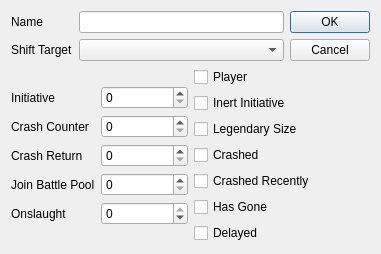
Before: the Qt Designer form gui/Modification_Window.ui in ErikSeguinte/Ex3E-Tracker, drawn with Qt 5.
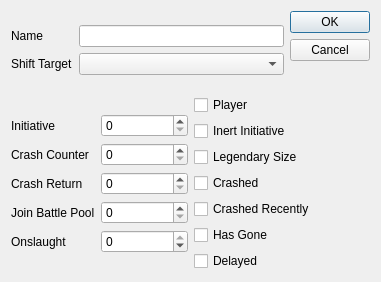
After: the same form once the commit is applied.

```diff
--- a/gui/Modification_Window.ui
+++ b/gui/Modification_Window.ui
@@ -7,7 +7,7 @@
     <x>0</x>
     <y>0</y>
     <width>381</width>
-    <height>239</height>
+    <height>282</height>
    </rect>
   </property>
   <property name="windowTitle">
```
Left out of the diff: 8 changed lines with no effect on the pictures.
